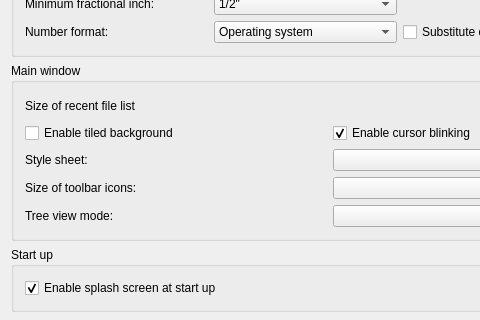
Qt form src/Gui/DlgGeneral.ui (southseact-3d/fcd) before a commit; both pictures show x 0 to 480 and y 106 to 426 of the 660 by 930 pixel window.
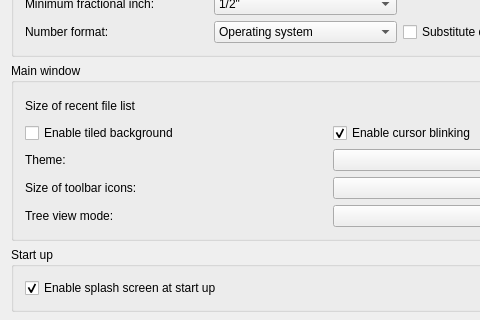
The same form after that commit. Custom widgets are drawn as their Qt base class.

Commit message: Pref: General: Rename 'Style sheet' to 'Theme'

```diff
--- a/src/Gui/DlgGeneral.ui
+++ b/src/Gui/DlgGeneral.ui
@@ -338,7 +338,7 @@
          <item>
           <widget class="QLabel" name="styleSheetLabel">
            <property name="text">
-            <string>Style sheet:</string>
+            <string>Theme:</string>
            </property>
           </widget>
          </item>
```
